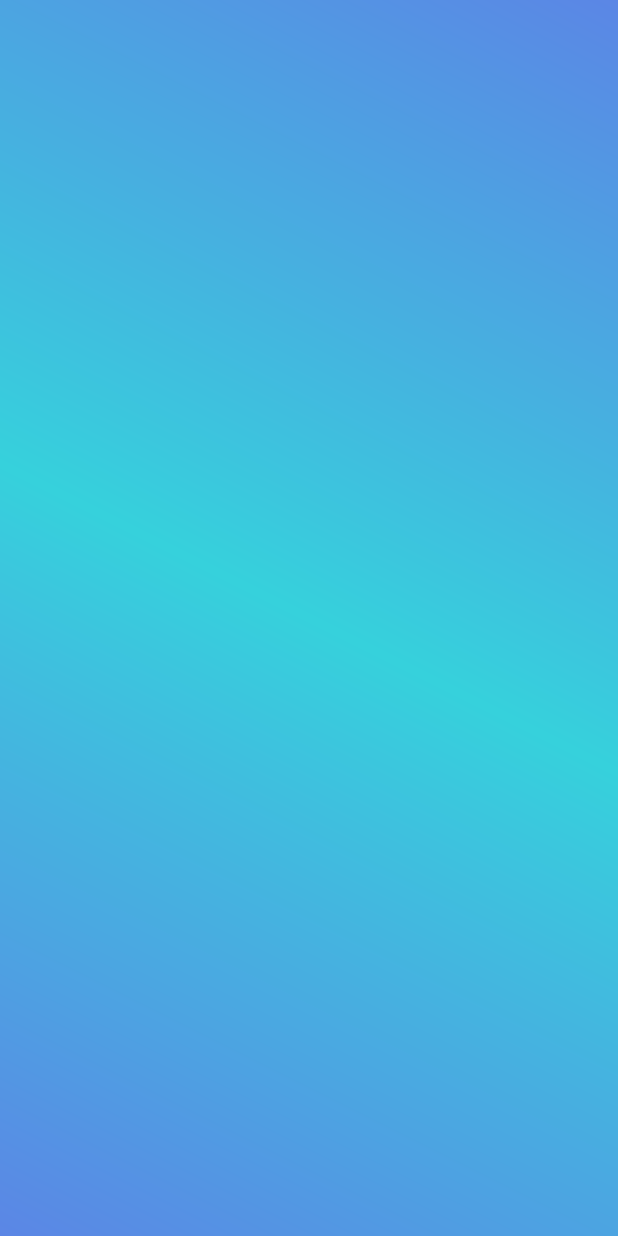
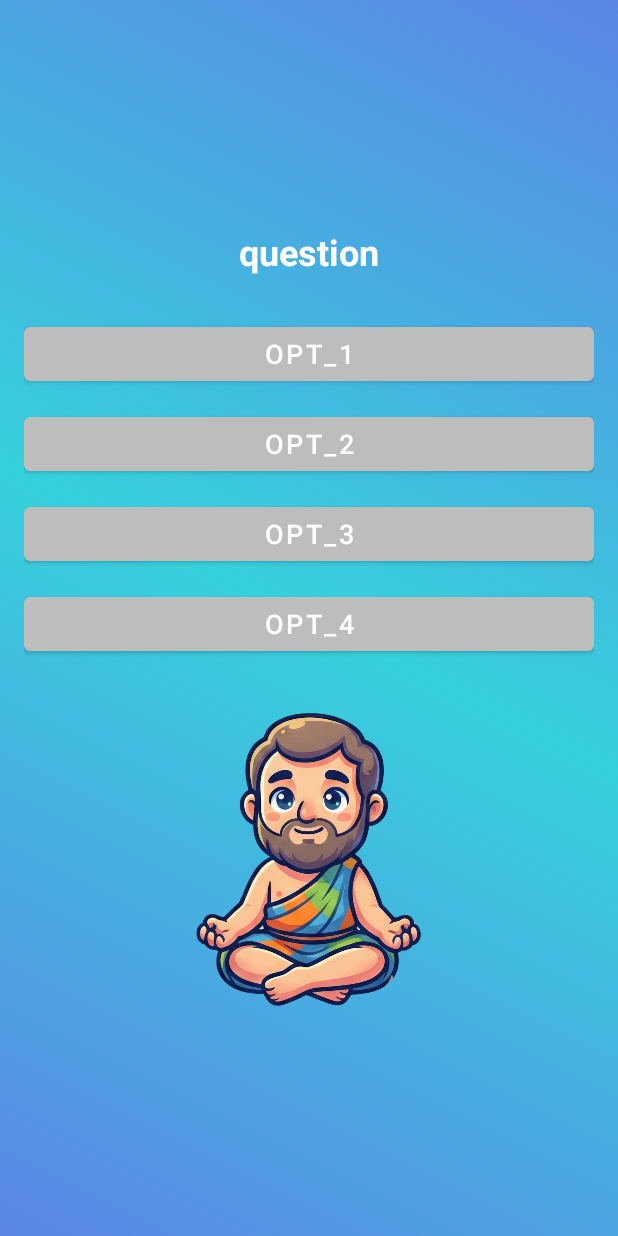
Before and after one commit to Angel-crypt/WhoKnowsit, an Android app: the QuestionActivity screen opened directly, with no data from a screen before it, on a phone screen of 412 x 824 dp. Run offline under Robolectric (Android 15) with nearby library versions, the phone set to English and light mode, and no system bars.

Commit message:
feat(ui): redesign QuestionActivity layout with new UI components and styles

```diff
--- a/app/src/main/res/layout/activity_question.xml
+++ b/app/src/main/res/layout/activity_question.xml
@@ -1,10 +1,81 @@
 <?xml version="1.0" encoding="utf-8"?>
-<androidx.constraintlayout.widget.ConstraintLayout xmlns:android="http://schemas.android.com/apk/res/android"
+<RelativeLayout xmlns:android="http://schemas.android.com/apk/res/android"
     xmlns:app="http://schemas.android.com/apk/res-auto"
     xmlns:tools="http://schemas.android.com/tools"
     android:id="@+id/main"
     android:layout_width="match_parent"
     android:layout_height="match_parent"
-    tools:context=".ui.QuestionActivity">
+    android:background="@drawable/gradient_background"
+    tools:context=".ui.GameActivity">
 
-</androidx.constraintlayout.widget.ConstraintLayout>
+    <LinearLayout
+        android:layout_width="match_parent"
+        android:layout_height="match_parent"
+        android:orientation="vertical"
+        android:gravity="center"
+        android:padding="16dp">
+
+        <TextView
+            android:id="@+id/question_text_view"
+            android:layout_width="wrap_content"
+            android:layout_height="wrap_content"
+            android:layout_marginBottom="20dp"
+            android:gravity="center"
+            android:text="question"
+            android:textAppearance="?attr/textAppearanceHeadlineMedium"
+            android:textColor="@color/white"
+            android:textSize="24sp"
+            android:textStyle="bold" />
+
+        <LinearLayout
+            android:layout_width="match_parent"
+            android:layout_height="wrap_content"
+            android:orientation="vertical"
+            android:layout_marginTop="8dp">
+
+            <com.google.android.material.button.MaterialButton
+                android:id="@+id/opt_1"
+                android:layout_width="match_parent"
+                android:layout_height="wrap_content"
+                android:layout_marginBottom="12dp"
+                android:text="opt_1"
+                android:textSize="18sp"
+                app:backgroundTint="@color/gray_400" />
+
+            <com.google.android.material.button.MaterialButton
+                android:id="@+id/opt_2"
+                android:layout_width="match_parent"
+                android:layout_height="wrap_content"
+                android:layout_marginBottom="12dp"
+                android:text="opt_2"
+                android:textSize="18sp"
+                app:backgroundTint="@color/gray_400" />
+
+            <com.google.android.material.button.MaterialButton
+                android:id="@+id/opt_3"
+                android:layout_width="match_parent"
+                android:layout_height="wrap_content"
+                android:layout_marginBottom="12dp"
+                android:text="opt_3"
+                android:textSize="18sp"
+                app:backgroundTint="@color/gray_400" />
+
+            <com.google.android.material.button.MaterialButton
+                android:id="@+id/opt_4"
+                android:layout_width="match_parent"
+                android:layout_height="wrap_content"
+                android:layout_marginBottom="12dp"
+                android:text="opt_4"
+                android:textSize="18sp"
+                app:backgroundTint="@color/gray_400" />
+        </LinearLayout>
+
+        <ImageView
+            android:layout_width="200dp"
+            android:layout_height="200dp"
+            android:layout_marginTop="20dp"
+            android:src="@drawable/mascot_sitting" />
+
+    </LinearLayout>
+
+</RelativeLayout>
```
